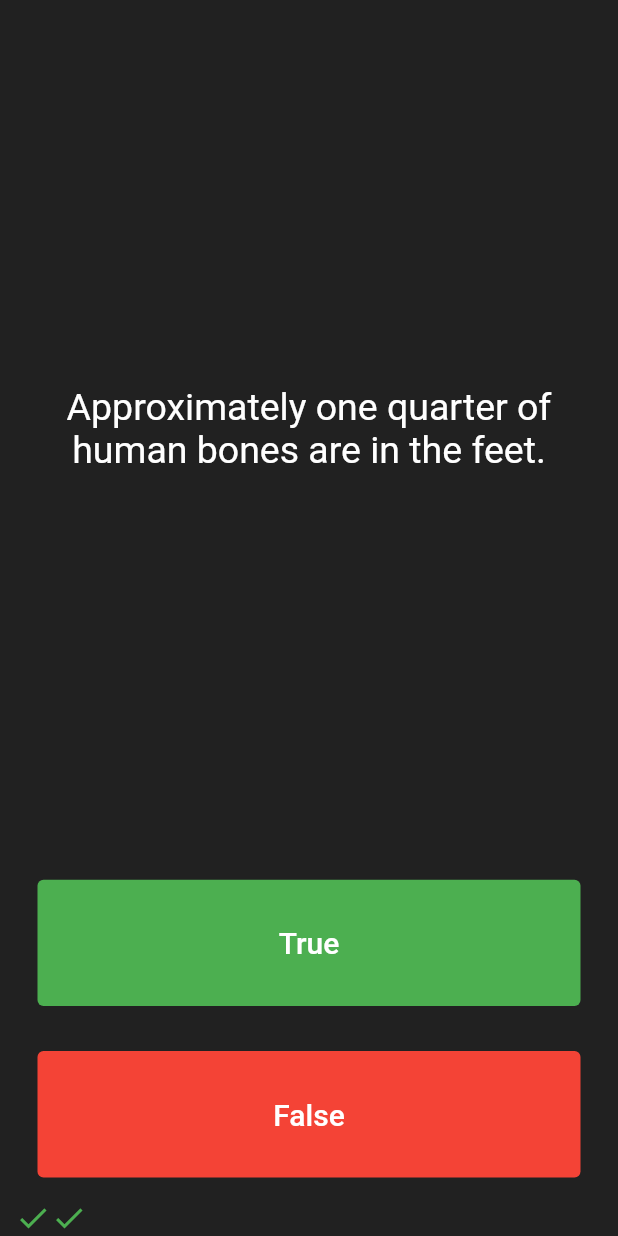
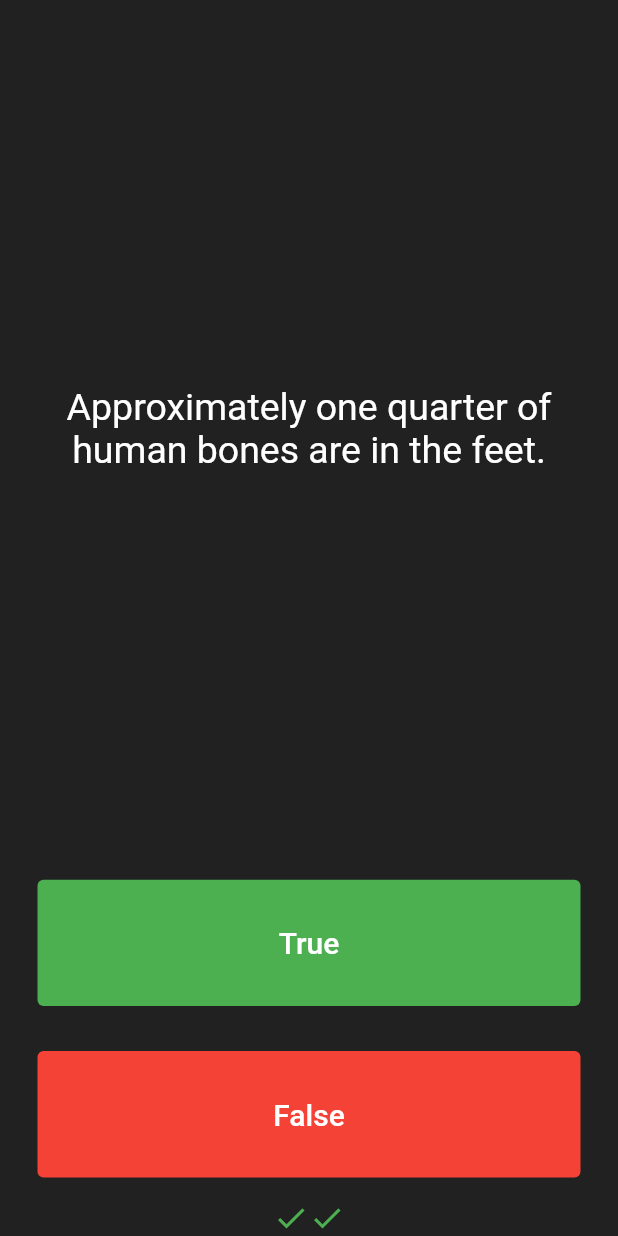
Before and after one commit to salvadorlemus/Flutter, a Flutter app: the screen it shows after launch, after a tap on "True", after a tap on "False", on a phone screen of 412 x 824 dp. Run offline on Flutter 3.47's test engine with Material 2 defaults, Android fonts, the phone set to English and light mode, and no system bars; our stand-ins replace rflutter_alert.

Commit message:
Put the scorekeeper in the center of the screen

```diff
--- a/lib/main.dart
+++ b/lib/main.dart
@@ -133,6 +133,9 @@ class _QuizPageState extends State<QuizPage> {
         ),
         Row(
           children: scoreKeeper,
+          mainAxisSize: MainAxisSize.max,
+          mainAxisAlignment: MainAxisAlignment.center,
+          crossAxisAlignment: CrossAxisAlignment.start,
         )
       ],
     );
```
